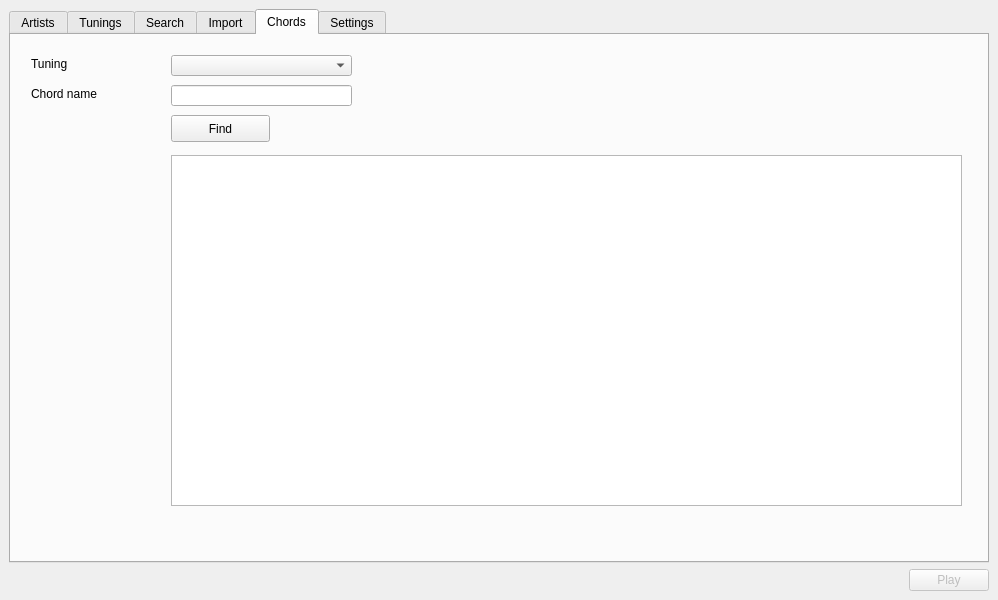
The window that crd_gui_design.ui (jpfudger/chordproc) describes before a commit, drawn with Qt 5.
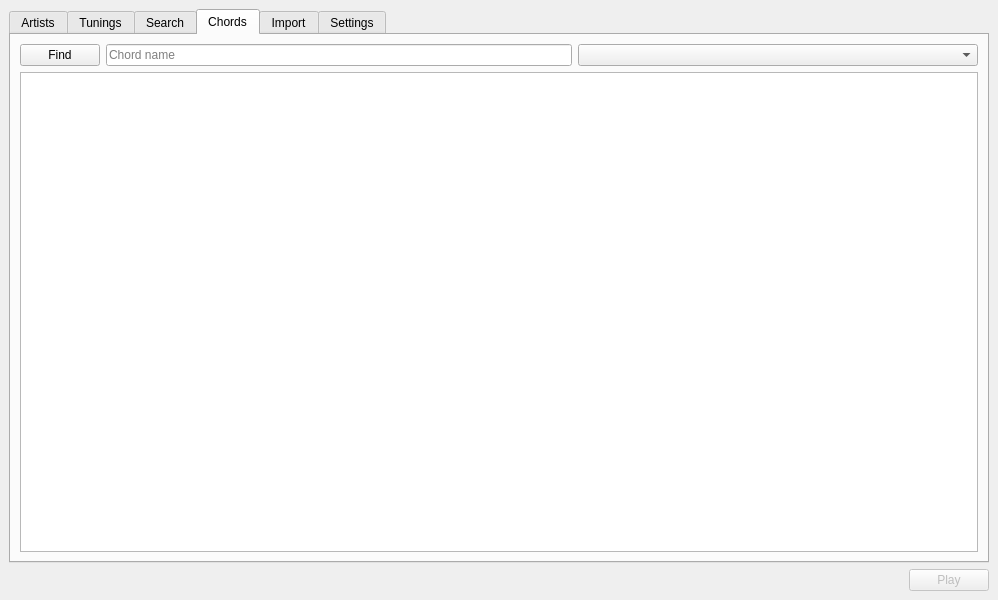
The same window after the commit. The open tabs and pages were chosen to show the change.

Commit message: Change tab order and layout

```diff
--- a/crd_gui_design.ui
+++ b/crd_gui_design.ui
@@ -164,6 +164,57 @@
         </item>
        </layout>
       </widget>
+      <widget class="QWidget" name="tab">
+       <attribute name="title">
+        <string>Chords</string>
+       </attribute>
+       <layout class="QVBoxLayout" name="verticalLayout_9">
+        <item>
+         <layout class="QVBoxLayout" name="verticalLayout_8">
+          <item>
+           <layout class="QHBoxLayout" name="horizontalLayout_2">
+            <item>
+             <widget class="QPushButton" name="chordFind">
+              <property name="text">
+               <string>Find</string>
+              </property>
+             </widget>
+            </item>
+            <item>
+             <widget class="QLineEdit" name="chordName">
+              <property name="placeholderText">
+               <string>Chord name</string>
+              </property>
+             </widget>
+            </item>
+            <item>
+             <widget class="QComboBox" name="tuningCombo">
+              <property name="minimumSize">
+               <size>
+                <width>400</width>
+                <height>0</height>
+               </size>
+              </property>
+             </widget>
+            </item>
+           </layout>
+          </item>
+          <item>
+           <widget class="QTextEdit" name="chordResult1">
+            <property name="font">
+             <font>
+              <family>Monospace</family>
+             </font>
+            </property>
+            <property name="textInteractionFlags">
+             <set>Qt::TextSelectableByKeyboard|Qt::TextSelectableByMouse</set>
+            </property>
+           </widget>
+          </item>
+         </layout>
+        </item>
+       </layout>
+      </widget>
       <widget class="QWidget" name="tab_import">
        <attribute name="title">
         <string>Import</string>
@@ -203,88 +254,6 @@
         </item>
        </layout>
       </widget>
-      <widget class="QWidget" name="tab">
-       <attribute name="title">
-        <string>Chords</string>
-       </attribute>
-       <widget class="QComboBox" name="tuningCombo">
-        <property name="geometry">
-         <rect>
-          <x>160</x>
-          <y>20</y>
-          <width>181</width>
-          <height>21</height>
-         </rect>
-        </property>
-       </widget>
-       <widget class="QLineEdit" name="chordName">
-        <property name="geometry">
-         <rect>
-          <x>160</x>
-          <y>50</y>
-          <width>181</width>
-          <height>21</height>
-         </rect>
-        </property>
-       </widget>
-       <widget class="QTextEdit" name="chordResult1">
-        <property name="geometry">
-         <rect>
-          <x>160</x>
-          <y>120</y>
-          <width>791</width>
-          <height>351</height>
-         </rect>
-        </property>
-        <property name="font">
-         <font>
-          <family>Monospace</family>
-         </font>
-        </property>
-        <property name="textInteractionFlags">
-         <set>Qt::TextSelectableByKeyboard|Qt::TextSelectableByMouse</set>
-        </property>
-       </widget>
-       <widget class="QPushButton" name="chordFind">
-        <property name="geometry">
-         <rect>
-          <x>160</x>
-          <y>80</y>
-          <width>99</width>
-          <height>27</height>
-         </rect>
-        </property>
-        <property name="text">
-         <string>Find</string>
-        </property>
-       </widget>
-       <widget class="QLabel" name="tuningLabel">
-        <property name="geometry">
-         <rect>
-          <x>20</x>
-          <y>20</y>
-          <width>68</width>
-          <height>17</height>
-         </rect>
-        </property>
-        <property name="text">
-         <string>Tuning</string>
-        </property>
-       </widget>
-       <widget class="QLabel" name="chordNameLabel">
-        <property name="geometry">
-         <rect>
-          <x>20</x>
-          <y>50</y>
-          <width>101</width>
-          <height>17</height>
-         </rect>
-        </property>
-        <property name="text">
-         <string>Chord name</string>
-        </property>
-       </widget>
-      </widget>
       <widget class="QWidget" name="tab_settings">
        <attribute name="title">
         <string>Settings</string>
```
The commit also changes 2 other files.
